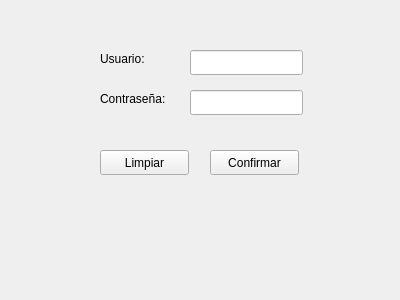
Above: GUI/login.ui from Nickleon16/APP_LIDAR before the change. Below: the same form after it.
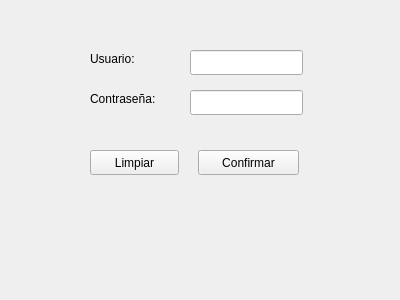
That is the form after the change. Icons and pictures are not drawn.

What changed in the file:
```diff
--- a/GUI/login.ui
+++ b/GUI/login.ui
@@ -16,7 +16,7 @@
   <widget class="QLabel" name="label">
    <property name="geometry">
     <rect>
-     <x>100</x>
+     <x>90</x>
      <y>50</y>
      <width>67</width>
      <height>17</height>
@@ -29,9 +29,9 @@
   <widget class="QLabel" name="label_2">
    <property name="geometry">
     <rect>
-     <x>100</x>
+     <x>90</x>
      <y>90</y>
-     <width>91</width>
+     <width>101</width>
      <height>17</height>
     </rect>
    </property>
@@ -62,9 +62,9 @@
   <widget class="QPushButton" name="confirmButton">
    <property name="geometry">
     <rect>
-     <x>210</x>
+     <x>198</x>
      <y>150</y>
-     <width>89</width>
+     <width>101</width>
      <height>25</height>
     </rect>
    </property>
@@ -75,7 +75,7 @@
   <widget class="QPushButton" name="clearButton">
    <property name="geometry">
     <rect>
-     <x>100</x>
+     <x>90</x>
      <y>150</y>
      <width>89</width>
      <height>25</height>
@@ -88,10 +88,10 @@
   <widget class="QLabel" name="label_3">
    <property name="geometry">
     <rect>
-     <x>340</x>
-     <y>216</y>
-     <width>51</width>
-     <height>71</height>
+     <x>270</x>
+     <y>200</y>
+     <width>61</width>
+     <height>81</height>
     </rect>
    </property>
    <property name="text">
@@ -107,10 +107,10 @@
   <widget class="QLabel" name="label_4">
    <property name="geometry">
     <rect>
-     <x>160</x>
-     <y>220</y>
-     <width>171</width>
-     <height>61</height>
+     <x>60</x>
+     <y>200</y>
+     <width>201</width>
+     <height>81</height>
     </rect>
    </property>
    <property name="text">
```
Left out of the diff: 3 changed lines with no effect on the pictures.
